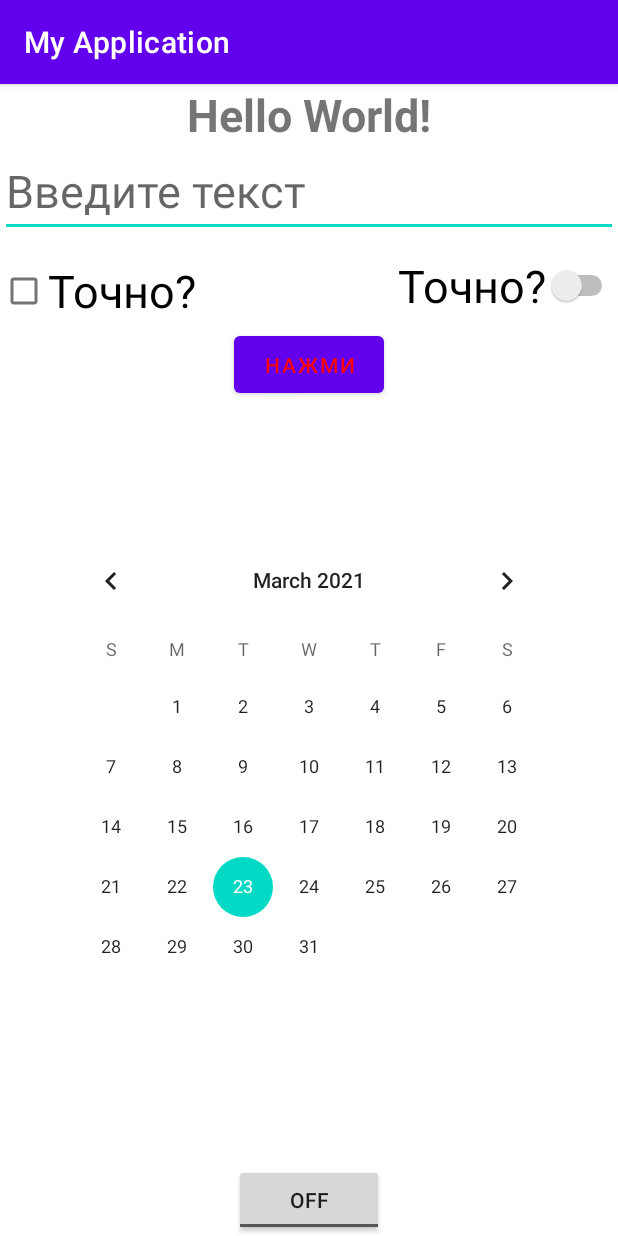
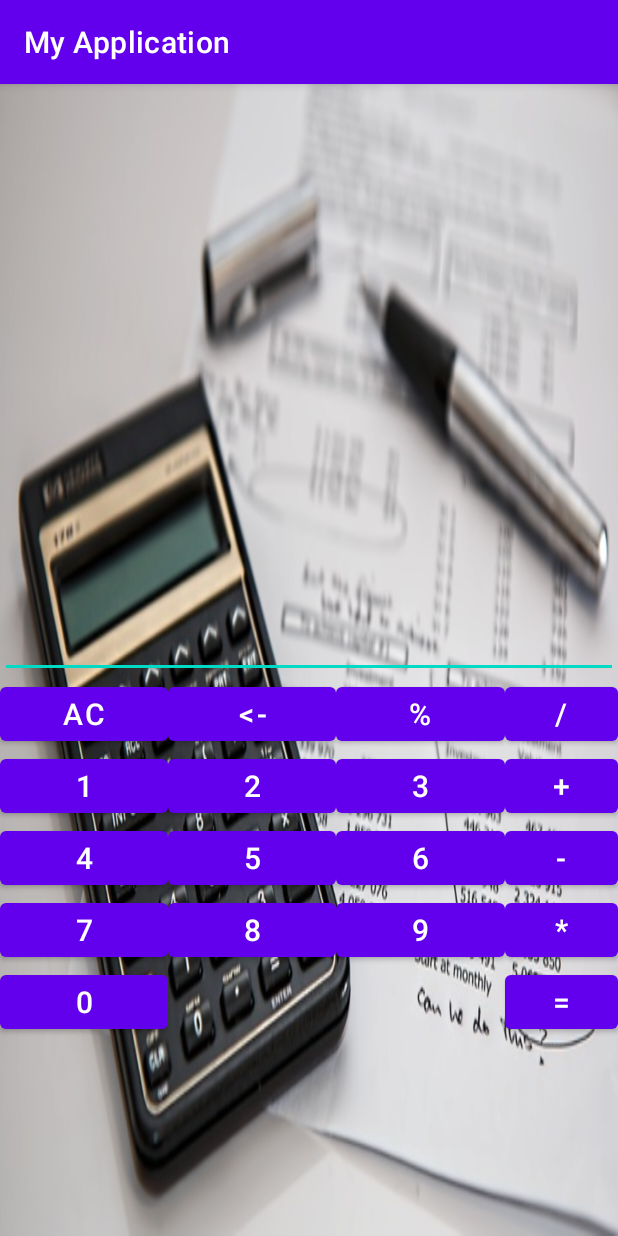
Before and after one commit to Hroar6/Android_hw, an Android app: the screen it shows after launch (MainActivity), on a phone screen of 412 x 824 dp. Run offline under Robolectric (Android 15) with nearby library versions, the phone set to English and light mode, and no system bars.

Commit message:
create a layout of calculator and try use background img

```diff
--- a/app/src/main/res/layout/activity_main.xml
+++ b/app/src/main/res/layout/activity_main.xml
@@ -1,80 +1,186 @@
 <?xml version="1.0" encoding="utf-8"?>
-<androidx.constraintlayout.widget.ConstraintLayout xmlns:android="http://schemas.android.com/apk/res/android"
+<LinearLayout xmlns:android="http://schemas.android.com/apk/res/android" android:background="@drawable/calculator"
     xmlns:app="http://schemas.android.com/apk/res-auto"
     xmlns:tools="http://schemas.android.com/tools"
     android:layout_width="match_parent"
     android:layout_height="match_parent"
-    tools:context=".MainActivity">
+    android:orientation="vertical">
 
     <TextView
-        android:id="@+id/textView2"
-        android:layout_width="wrap_content"
-        android:layout_height="wrap_content"
-        android:textStyle="bold"
-        android:text="@string/textView"
-        android:textSize="30sp"
-        android:fontFamily="sans-serif"
-        app:layout_constraintLeft_toLeftOf="parent"
-        app:layout_constraintRight_toRightOf="parent"
-        app:layout_constraintTop_toTopOf="parent" />
+        android:id="@+id/textView"
+        android:layout_width="match_parent"
+        android:layout_height="0dp"
+        android:layout_weight="2" />
 
     <EditText
-        android:id="@+id/editText"
+        android:layout_width="match_parent"
+        android:layout_height="0dp"
+        android:layout_weight="1"
+        android:importantForAutofill="no" />
+
+    <LinearLayout
+        android:layout_width="match_parent"
+        android:layout_height="wrap_content"
+        android:orientation="horizontal">
+        <Button
+            android:id="@+id/button_AC"
+            android:layout_width="0dp"
+            android:layout_height="wrap_content"
+            android:layout_weight="3"
+            android:text="@string/ac"
+            android:textSize="@dimen/button_text" />
+        <Button
+            android:id="@+id/button_delete"
+            android:layout_width="0dp"
+            android:layout_height="wrap_content"
+            android:layout_weight="3"
+            android:text="@string/back_arrow"
+            android:textSize="@dimen/button_text" />
+        <Button
+            android:id="@+id/button_modulo"
+            android:layout_width="0dp"
+            android:layout_height="wrap_content"
+            android:layout_weight="3"
+            android:text="@string/percent"
+            android:textSize="@dimen/button_text" />
+        <Button
+            android:id="@+id/button_share"
+            android:layout_width="0dp"
+            android:layout_height="wrap_content"
+            android:layout_weight="2"
+            android:text="@string/slash"
+            android:textSize="@dimen/button_text" />
+    </LinearLayout>
+    <LinearLayout
+        android:layout_width="match_parent"
+        android:layout_height="wrap_content"
+        android:orientation="horizontal">
+        <Button
+            android:id="@+id/button_1"
+            android:layout_width="0dp"
+            android:layout_height="wrap_content"
+            android:layout_weight="3"
+            android:text="@string/_1"
+            android:textSize="@dimen/button_text" />
+        <Button
+            android:id="@+id/button_2"
+            android:layout_width="0dp"
+            android:layout_height="wrap_content"
+            android:layout_weight="3"
+            android:text="@string/_2"
+            android:textSize="@dimen/button_text" />
+        <Button
+            android:id="@+id/button_3"
+            android:layout_width="0dp"
+            android:layout_height="wrap_content"
+            android:layout_weight="3"
+            android:text="@string/_3"
+            android:textSize="@dimen/button_text" />
+        <Button
+            android:id="@+id/button_addition"
+            android:layout_width="0dp"
+            android:layout_height="wrap_content"
+            android:layout_weight="2"
+            android:text="@string/plus"
+            android:textSize="@dimen/button_text" />
+    </LinearLayout>
+    <LinearLayout
+        android:layout_width="match_parent"
+        android:layout_height="wrap_content"
+        android:orientation="horizontal">
+        <Button
+            android:id="@+id/button_4"
+            android:layout_width="0dp"
+            android:layout_height="wrap_content"
+            android:layout_weight="3"
+            android:text="@string/_4"
+            android:textSize="@dimen/button_text" />
+        <Button
+            android:id="@+id/button_5"
+            android:layout_width="0dp"
+            android:layout_height="wrap_content"
+            android:layout_weight="3"
+            android:text="@string/_5"
+            android:textSize="@dimen/button_text" />
+        <Button
+            android:id="@+id/button_6"
+            android:layout_width="0dp"
+            android:layout_height="wrap_content"
+            android:layout_weight="3"
+            android:text="@string/_6"
+            android:textSize="@dimen/button_text" />
+        <Button
+            android:id="@+id/button_subtraction"
+            android:layout_width="0dp"
+            android:layout_height="wrap_content"
+            android:layout_weight="2"
+            android:text="@string/minus"
+            android:textSize="@dimen/button_text" />
+    </LinearLayout>
+    <LinearLayout
+        android:layout_width="match_parent"
+        android:layout_height="wrap_content"
+        android:orientation="horizontal">
+        <Button
+            android:id="@+id/button_7"
+            android:layout_width="0dp"
+            android:layout_height="wrap_content"
+            android:layout_weight="3"
+            android:text="@string/_7"
+            android:textSize="@dimen/button_text" />
+        <Button
+            android:id="@+id/button_8"
+            android:layout_width="0dp"
+            android:layout_height="wrap_content"
+            android:layout_weight="3"
+            android:text="@string/_8"
+            android:textSize="@dimen/button_text" />
+        <Button
+            android:id="@+id/button_9"
+            android:layout_width="0dp"
+            android:layout_height="wrap_content"
+            android:layout_weight="3"
+            android:text="@string/_9"
+            android:textSize="@dimen/button_text" />
+        <Button
+            android:id="@+id/button_multiplication"
+            android:layout_width="0dp"
+            android:layout_height="wrap_content"
+            android:layout_weight="2"
+            android:text="@string/asterisk"
+            android:textSize="@dimen/button_text" />
+    </LinearLayout>
+    <LinearLayout
+        android:layout_width="match_parent"
+        android:layout_height="wrap_content"
+        android:orientation="horizontal">
+        <Button
+            android:id="@+id/button_0"
+            android:layout_width="0dp"
+            android:layout_height="wrap_content"
+            android:layout_weight="3"
+            android:text="@string/_0"
+            android:textSize="@dimen/button_text" />
+        <Button
+            android:id="@+id/button_point"
+            android:layout_width="0dp"
+            android:layout_height="wrap_content"
+            android:layout_weight="6"
+            android:text=""
+            android:visibility="invisible"
+            android:textSize="@dimen/button_text" />
+        <Button
+            android:id="@+id/button_equals"
+            android:layout_width="0dp"
+            android:layout_height="wrap_content"
+            android:layout_weight="2"
+            android:text="@string/equals"
+            android:textSize="@dimen/button_text" />
+    </LinearLayout>
+    <Space
         android:layout_width="0dp"
         android:layout_height="wrap_content"
-        android:hint="@string/editTextHint"
-        android:inputType="text"
-        android:textSize="30sp"
-        app:layout_constraintLeft_toLeftOf="parent"
-        app:layout_constraintRight_toRightOf="parent"
-        app:layout_constraintTop_toBottomOf="@+id/textView2"
-        android:autofillHints="no" />
+        android:layout_weight="1" />
 
 
-    <Button
-        android:id="@+id/button"
-        android:layout_width="100dp"
-        android:layout_height="50dp"
-        android:textColor="@color/buttonBackgroundColor"
-        android:text="@string/buttonText"
-        app:layout_constraintEnd_toEndOf="parent"
-        app:layout_constraintStart_toStartOf="parent"
-        app:layout_constraintTop_toBottomOf="@+id/checkBox" />
-
-    <Switch
-        android:id="@+id/switch1"
-        android:layout_width="wrap_content"
-        android:layout_height="wrap_content"
-        android:layout_marginTop="12dp"
-        android:text="@string/switchText"
-        android:textSize="30sp"
-        app:layout_constraintEnd_toEndOf="parent"
-        app:layout_constraintHorizontal_bias="0.571"
-        app:layout_constraintTop_toBottomOf="@+id/editText" />
-
-    <CheckBox
-        android:id="@+id/checkBox"
-        android:layout_width="wrap_content"
-        android:layout_height="wrap_content"
-        android:text="@string/checkBoxText"
-        android:textSize="30sp"
-        app:layout_constraintStart_toStartOf="parent"
-        app:layout_constraintTop_toTopOf="@+id/switch1" />
-
-    <ToggleButton
-        android:id="@+id/toggleButton2"
-        android:layout_height="wrap_content"
-        android:layout_width="100dp"
-        app:layout_constraintBottom_toBottomOf="parent"
-        app:layout_constraintEnd_toEndOf="parent"
-        app:layout_constraintStart_toStartOf="parent" />
-
-    <CalendarView
-        android:layout_width="wrap_content"
-        android:layout_height="wrap_content"
-        app:layout_constraintBottom_toTopOf="@+id/toggleButton2"
-        app:layout_constraintEnd_toEndOf="parent"
-        app:layout_constraintStart_toStartOf="parent"
-        app:layout_constraintTop_toBottomOf="@+id/button" />
-
-</androidx.constraintlayout.widget.ConstraintLayout>
+</LinearLayout>
--- /dev/null
+++ b/app/src/main/res/values/dimens.xml
@@ -0,0 +1,4 @@
+<?xml version="1.0" encoding="utf-8"?>
+<resources>
+    <dimen name="button_text">20sp</dimen>
+</resources>
--- a/app/src/main/res/values/strings.xml
+++ b/app/src/main/res/values/strings.xml
@@ -11,4 +11,22 @@
     <string name="editTextTextEmailAddressHint">Email</string>
     <string name="editTextTextPersonNameHint">Name</string>
     <string name="editTextTextHint">Text</string>
+    <string name="ac">AC</string>
+    <string name="back_arrow"><![CDATA[<-]]></string>
+    <string name="percent">%</string>
+    <string name="slash">/</string>
+    <string name="_1">1</string>
+    <string name="_2">2</string>
+    <string name="_3">3</string>
+    <string name="plus">+</string>
+    <string name="_4">4</string>
+    <string name="_5">5</string>
+    <string name="_6">6</string>
+    <string name="minus">-</string>
+    <string name="_7">7</string>
+    <string name="_8">8</string>
+    <string name="asterisk">*</string>
+    <string name="_9">9</string>
+    <string name="_0">0</string>
+    <string name="equals">=</string>
 </resources>
```
Also changed, not shown: app/src/main/res/drawable/calculator.jpg (added).
